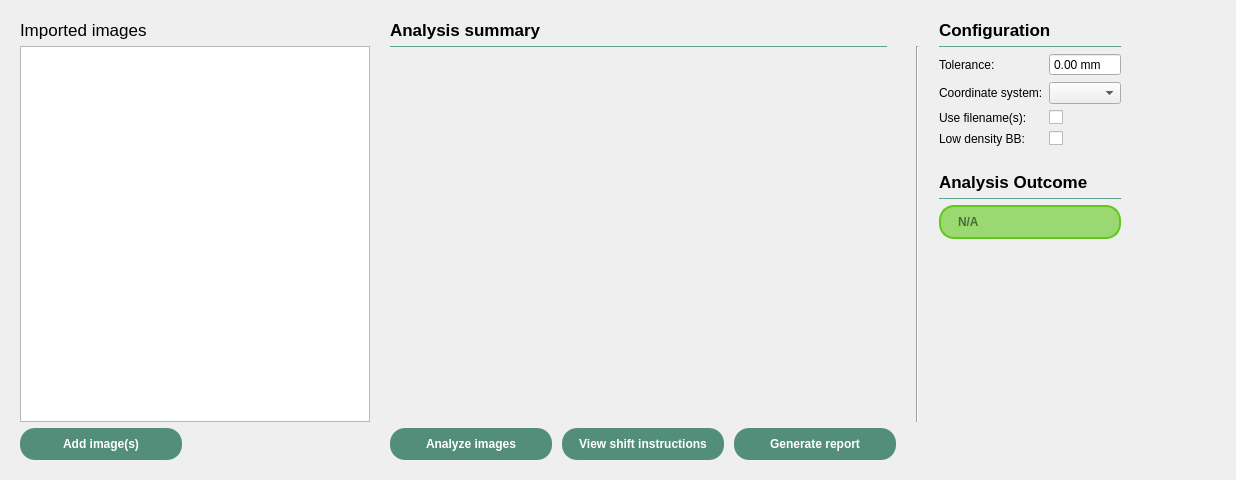
Before: the Qt Designer form ui/qt_ui/wlutzWorksheet.ui in Quantico-Bullet/PyBeam-QA, drawn with Qt 5.
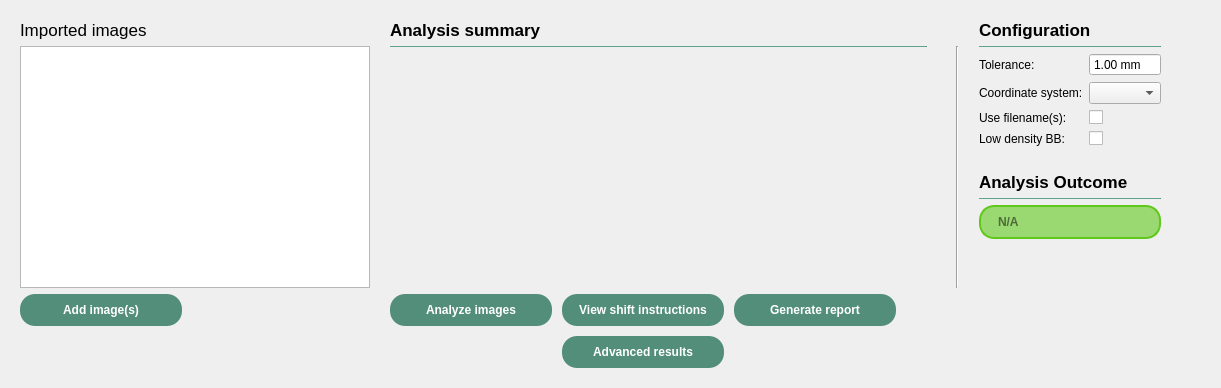
After: the same form once the commit is applied.

```diff
--- a/ui/qt_ui/wlutzWorksheet.ui
+++ b/ui/qt_ui/wlutzWorksheet.ui
@@ -2,14 +2,6 @@
 <ui version="4.0">
  <class>QWLutzWorksheet</class>
  <widget class="QWidget" name="QWLutzWorksheet">
-  <property name="geometry">
-   <rect>
-    <x>0</x>
-    <y>0</y>
-    <width>1236</width>
-    <height>480</height>
-   </rect>
-  </property>
   <property name="windowTitle">
    <string>Form</string>
   </property>
@@ -176,8 +168,46 @@
        <property name="horizontalSpacing">
         <number>20</number>
        </property>
+       <item row="1" column="4">
+        <spacer name="horizontalSpacer_4">
+         <property name="orientation">
+          <enum>Qt::Horizontal</enum>
+         </property>
+         <property name="sizeType">
+          <enum>QSizePolicy::Preferred</enum>
+         </property>
+         <property name="sizeHint" stdset="0">
+          <size>
+           <width>40</width>
+           <height>20</height>
+          </size>
+         </property>
+        </spacer>
+       </item>
+       <item row="0" column="3">
+        <layout class="QHBoxLayout" name="horizontalLayout_3">
+         <item>
+          <widget class="QLabel" name="label">
+           <property name="font">
+            <font>
+             <pointsize>13</pointsize>
+            </font>
+           </property>
+           <property name="text">
+            <string>&lt;html&gt;&lt;head/&gt;&lt;body&gt;&lt;p&gt;&lt;span style=&quot; font-weight:700;&quot;&gt;Configuration&lt;/span&gt;&lt;/p&gt;&lt;/body&gt;&lt;/html&gt;</string>
+           </property>
+          </widget>
+         </item>
+        </layout>
+       </item>
        <item row="1" column="3">
         <widget class="QFrame" name="frame_2">
+         <property name="sizePolicy">
+          <sizepolicy hsizetype="Fixed" vsizetype="Preferred">
+           <horstretch>0</horstretch>
+           <verstretch>0</verstretch>
+          </sizepolicy>
+         </property>
          <property name="frameShape">
           <enum>QFrame::NoFrame</enum>
          </property>
@@ -233,7 +263,13 @@
                  <number>2</number>
                 </property>
                 <property name="maximum">
-                 <double>2.500000000000000</double>
+                 <double>3.000000000000000</double>
+                </property>
+                <property name="singleStep">
+                 <double>0.500000000000000</double>
+                </property>
+                <property name="value">
+                 <double>1.000000000000000</double>
                 </property>
                </widget>
               </item>
@@ -317,6 +353,12 @@
           </item>
           <item>
            <widget class="QLineEdit" name="outcomeLE">
+            <property name="sizePolicy">
+             <sizepolicy hsizetype="Expanding" vsizetype="Fixed">
+              <horstretch>0</horstretch>
+              <verstretch>0</verstretch>
+             </sizepolicy>
+            </property>
             <property name="contextMenuPolicy">
              <enum>Qt::NoContextMenu</enum>
             </property>
@@ -356,101 +398,66 @@
          </layout>
         </widget>
        </item>
-       <item row="2" column="1">
-        <layout class="QHBoxLayout" name="mainActionsHL">
-         <property name="spacing">
-          <number>10</number>
-         </property>
-         <item alignment="Qt::AlignLeft">
-          <widget class="QPushButton" name="analyzeBtn">
+       <item row="1" column="0">
+        <widget class="QListWidget" name="imageListWidget">
            <property name="sizePolicy">
-            <sizepolicy hsizetype="Fixed" vsizetype="Fixed">
+          <sizepolicy hsizetype="Expanding" vsizetype="Expanding">
              <horstretch>0</horstretch>
              <verstretch>0</verstretch>
             </sizepolicy>
            </property>
-           <property name="styleSheet">
-            <string notr="true">QPushButton {
-	background-color: rgb(82, 142, 122);
-    min-width: 150px;
-	min-height:20px;
-    padding: 6px;
-	border-radius: 15px;
-	color: white;
-	font: bold;
-}
-
-QPushButton:pressed {
-	background-color: rgb(52, 91, 78);
-}
-
-QPushButton:!enabled{
-	background-color: rgba(52, 91, 78, 50);
-	color: rgba(255,255,255,100)
-}</string>
-           </property>
-           <property name="text">
-            <string>Analyze images</string>
-           </property>
-          </widget>
-         </item>
-         <item alignment="Qt::AlignLeft">
-          <widget class="QPushButton" name="shiftInfoBtn">
-           <property name="sizePolicy">
-            <sizepolicy hsizetype="Fixed" vsizetype="Fixed">
-             <horstretch>0</horstretch>
-             <verstretch>0</verstretch>
-            </sizepolicy>
-           </property>
-           <property name="styleSheet">
-            <string notr="true">QPushButton {
-	background-color: rgb(82, 142, 122);
-    min-width: 150px;
-	min-height:20px;
-    padding: 6px;
-	border-radius: 15px;
-	color: white;
-	font: bold;
-}
-
-QPushButton:pressed {
-	background-color: rgb(52, 91, 78);
-}
-
-QPushButton:!enabled{
-	background-color: rgba(52, 91, 78, 50);
-	color: rgba(255,255,255,100)
-}</string>
-           </property>
+         <property name="minimumSize">
+          <size>
+           <width>350</width>
+           <height>0</height>
+          </size>
+         </property>
+         <property name="maximumSize">
+          <size>
+           <width>350</width>
+           <height>16777215</height>
+          </size>
+         </property>
+         <property name="dragDropMode">
+          <enum>QAbstractItemView::DragDrop</enum>
+         </property>
+         <property name="defaultDropAction">
+          <enum>Qt::MoveAction</enum>
+         </property>
+         <property name="alternatingRowColors">
+          <bool>true</bool>
+         </property>
+        </widget>
+       </item>
+       <item row="0" column="0">
+        <widget class="QLabel" name="importedImgLabel">
+         <property name="font">
+          <font>
+           <pointsize>13</pointsize>
+          </font>
+         </property>
            <property name="text">
-            <string>View shift instructions</string>
+          <string>Imported images</string>
            </property>
           </widget>
          </item>
+       <item row="0" column="1">
+        <layout class="QHBoxLayout" name="horizontalLayout_2">
          <item>
-          <widget class="QPushButton" name="genReportBtn">
-           <property name="styleSheet">
-            <string notr="true">QPushButton {
-	background-color: rgb(82, 142, 122);
-    min-width: 150px;
-	min-height:20px;
-    padding: 6px;
-	border-radius: 15px;
-	color: white;
-	font: bold;
-}
-
-QPushButton:pressed {
-	background-color: rgb(52, 91, 78);
-}
-
-QPushButton:!enabled{
-	background-color: rgba(52, 91, 78, 50);
-	color: rgba(255,255,255,100)
-}</string>
+          <widget class="QLabel" name="analysisSumLabel">
+           <property name="sizePolicy">
+            <sizepolicy hsizetype="Expanding" vsizetype="Fixed">
+             <horstretch>0</horstretch>
+             <verstretch>0</verstretch>
+            </sizepolicy>
+           </property>
+           <property name="font">
+            <font>
+             <pointsize>13</pointsize>
+            </font>
            </property>
            <property name="text">
-            <string>Generate report</string>
+            <string>&lt;html&gt;&lt;head/&gt;&lt;body&gt;&lt;p&gt;&lt;span style=&quot; font-weight:700;&quot;&gt;Analysis summary&lt;/span&gt;&lt;/p&gt;&lt;/body&gt;&lt;/html&gt;</string>
            </property>
           </widget>
          </item>
@@ -479,6 +486,12 @@
           </property>
           <item>
            <widget class="Line" name="analysisSummaryLabel">
+            <property name="sizePolicy">
+             <sizepolicy hsizetype="MinimumExpanding" vsizetype="Fixed">
+              <horstretch>0</horstretch>
+              <verstretch>0</verstretch>
+             </sizepolicy>
+            </property>
             <property name="maximumSize">
              <size>
               <width>16777215</width>
@@ -518,117 +531,173 @@
              <enum>Qt::Vertical</enum>
             </property>
             <property name="sizeType">
-             <enum>QSizePolicy::MinimumExpanding</enum>
-            </property>
-            <property name="sizeHint" stdset="0">
-             <size>
-              <width>20</width>
-              <height>40</height>
-             </size>
-            </property>
-           </spacer>
-          </item>
-         </layout>
-        </widget>
-       </item>
-       <item row="0" column="0">
-        <widget class="QLabel" name="importedImgLabel">
-         <property name="font">
-          <font>
-           <pointsize>13</pointsize>
-          </font>
-         </property>
-         <property name="text">
-          <string>Imported images</string>
-         </property>
-        </widget>
-       </item>
-       <item row="1" column="4">
-        <spacer name="horizontalSpacer_3">
-         <property name="orientation">
-          <enum>Qt::Horizontal</enum>
-         </property>
-         <property name="sizeType">
           <enum>QSizePolicy::Expanding</enum>
          </property>
          <property name="sizeHint" stdset="0">
           <size>
+              <width>20</width>
+              <height>40</height>
+             </size>
+            </property>
+           </spacer>
+          </item>
+         </layout>
+        </widget>
+       </item>
+       <item row="1" column="2">
+        <widget class="Line" name="line_2">
+         <property name="orientation">
+          <enum>Qt::Vertical</enum>
+         </property>
+        </widget>
+       </item>
+       <item row="2" column="1">
+        <layout class="QGridLayout" name="gridLayout_2">
+         <property name="spacing">
+          <number>10</number>
+         </property>
+         <item row="0" column="0">
+          <widget class="QPushButton" name="analyzeBtn">
+           <property name="sizePolicy">
+            <sizepolicy hsizetype="Fixed" vsizetype="Fixed">
+             <horstretch>0</horstretch>
+             <verstretch>0</verstretch>
+            </sizepolicy>
+           </property>
+           <property name="styleSheet">
+            <string notr="true">QPushButton {
+	background-color: rgb(82, 142, 122);
+    min-width: 150px;
+	min-height:20px;
+    padding: 6px;
+	border-radius: 15px;
+	color: white;
+	font: bold;
+}
+
+QPushButton:pressed {
+	background-color: rgb(52, 91, 78);
+}
+
+QPushButton:!enabled{
+	background-color: rgba(52, 91, 78, 50);
+	color: rgba(255,255,255,100)
+}</string>
+           </property>
+           <property name="text">
+            <string>Analyze images</string>
+           </property>
+          </widget>
+         </item>
+         <item row="0" column="3">
+          <spacer name="horizontalSpacer_3">
+           <property name="orientation">
+            <enum>Qt::Horizontal</enum>
+           </property>
+           <property name="sizeHint" stdset="0">
+            <size>
            <width>40</width>
            <height>20</height>
           </size>
          </property>
         </spacer>
        </item>
-       <item row="0" column="3">
-        <layout class="QHBoxLayout" name="horizontalLayout_3">
-         <item>
-          <widget class="QLabel" name="label">
-           <property name="font">
-            <font>
-             <pointsize>13</pointsize>
-            </font>
-           </property>
-           <property name="text">
-            <string>&lt;html&gt;&lt;head/&gt;&lt;body&gt;&lt;p&gt;&lt;span style=&quot; font-weight:700;&quot;&gt;Configuration&lt;/span&gt;&lt;/p&gt;&lt;/body&gt;&lt;/html&gt;</string>
-           </property>
-          </widget>
-         </item>
-        </layout>
-       </item>
        <item row="0" column="1">
-        <layout class="QHBoxLayout" name="horizontalLayout_2">
-         <item>
-          <widget class="QLabel" name="analysisSumLabel">
+          <widget class="QPushButton" name="shiftInfoBtn">
            <property name="sizePolicy">
-            <sizepolicy hsizetype="Preferred" vsizetype="Fixed">
+            <sizepolicy hsizetype="Fixed" vsizetype="Fixed">
              <horstretch>0</horstretch>
              <verstretch>0</verstretch>
             </sizepolicy>
            </property>
-           <property name="font">
-            <font>
-             <pointsize>13</pointsize>
-            </font>
+           <property name="styleSheet">
+            <string notr="true">QPushButton {
+	background-color: rgb(82, 142, 122);
+    min-width: 150px;
+	min-height:20px;
+    padding: 6px;
+	border-radius: 15px;
+	color: white;
+	font: bold;
+}
+
+QPushButton:pressed {
+	background-color: rgb(52, 91, 78);
+}
+
+QPushButton:!enabled{
+	background-color: rgba(52, 91, 78, 50);
+	color: rgba(255,255,255,100)
+}</string>
            </property>
            <property name="text">
-            <string>&lt;html&gt;&lt;head/&gt;&lt;body&gt;&lt;p&gt;&lt;span style=&quot; font-weight:700;&quot;&gt;Analysis summary&lt;/span&gt;&lt;/p&gt;&lt;/body&gt;&lt;/html&gt;</string>
+            <string>View shift instructions</string>
+           </property>
+          </widget>
+         </item>
+         <item row="0" column="2">
+          <widget class="QPushButton" name="genReportBtn">
+           <property name="sizePolicy">
+            <sizepolicy hsizetype="Fixed" vsizetype="Fixed">
+             <horstretch>0</horstretch>
+             <verstretch>0</verstretch>
+            </sizepolicy>
+           </property>
+           <property name="styleSheet">
+            <string notr="true">QPushButton {
+	background-color: rgb(82, 142, 122);
+    min-width: 150px;
+	min-height:20px;
+    padding: 6px;
+	border-radius: 15px;
+	color: white;
+	font: bold;
+}
+
+QPushButton:pressed {
+	background-color: rgb(52, 91, 78);
+}
+
+QPushButton:!enabled{
+	background-color: rgba(52, 91, 78, 50);
+	color: rgba(255,255,255,100)
+}</string>
+           </property>
+           <property name="text">
+            <string>Generate report</string>
+           </property>
+          </widget>
+         </item>
+         <item row="1" column="1">
+          <widget class="QPushButton" name="advancedViewBtn">
+           <property name="styleSheet">
+            <string notr="true">QPushButton {
+	background-color: rgb(82, 142, 122);
+    min-width: 150px;
+	min-height:20px;
+    padding: 6px;
+	border-radius: 15px;
+	color: white;
+	font: bold;
+}
+
+QPushButton:pressed {
+	background-color: rgb(52, 91, 78);
+}
+
+QPushButton:!enabled{
+	background-color: rgba(52, 91, 78, 50);
+	color: rgba(255,255,255,100)
+}</string>
+           </property>
+           <property name="text">
+            <string>Advanced results</string>
            </property>
           </widget>
          </item>
         </layout>
        </item>
-       <item row="1" column="0">
-        <widget class="QListWidget" name="imageListWidget">
-         <property name="sizePolicy">
-          <sizepolicy hsizetype="MinimumExpanding" vsizetype="Expanding">
-           <horstretch>0</horstretch>
-           <verstretch>0</verstretch>
-          </sizepolicy>
-         </property>
-         <property name="minimumSize">
-          <size>
-           <width>350</width>
-           <height>0</height>
-          </size>
-         </property>
-         <property name="maximumSize">
-          <size>
-           <width>350</width>
-           <height>16777215</height>
-          </size>
-         </property>
-         <property name="dragDropMode">
-          <enum>QAbstractItemView::DragDrop</enum>
-         </property>
-         <property name="defaultDropAction">
-          <enum>Qt::MoveAction</enum>
-         </property>
-         <property name="alternatingRowColors">
-          <bool>true</bool>
-         </property>
-        </widget>
-       </item>
-       <item row="2" column="0" alignment="Qt::AlignVCenter">
+       <item row="2" column="0" alignment="Qt::AlignTop">
         <widget class="QPushButton" name="addImgBtn">
          <property name="sizePolicy">
           <sizepolicy hsizetype="Fixed" vsizetype="Fixed">
@@ -664,13 +733,6 @@
          </property>
         </widget>
        </item>
-       <item row="1" column="2">
-        <widget class="Line" name="line_2">
-         <property name="orientation">
-          <enum>Qt::Vertical</enum>
-         </property>
-        </widget>
-       </item>
       </layout>
      </widget>
     </widget>
```
Lines whose indentation alone changed are shown as unchanged.
